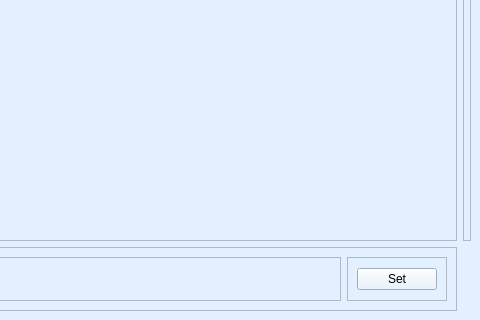
Before: the Qt Designer form CompStud Queuing System/CSQueuingSystem.ui in triciatriza/ccs-queue-sys, drawn with Qt 5; both pictures show x 520 to 1000 and y 290 to 610 of the 1000 by 610 pixel window.
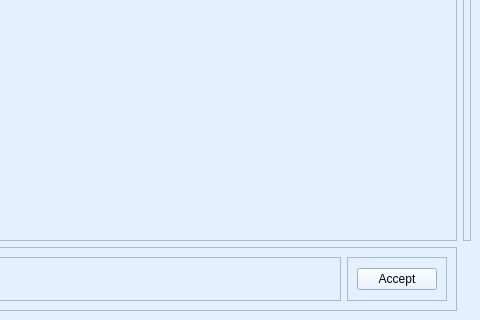
After: the same form once the commit is applied. The open tabs and pages were chosen to show the change. Icons and pictures are not drawn.

Commit message:
sample functionality for buttons
- reservation dialog button bug
- connected pages to one another

Patch:
```diff
--- a/CompStud Queuing System/CSQueuingSystem.ui
+++ b/CompStud Queuing System/CSQueuingSystem.ui
@@ -1369,7 +1369,7 @@
                     </sizepolicy>
                    </property>
                    <property name="text">
-                    <string>Set</string>
+                    <string>Accept</string>
                    </property>
                    <property name="autoDefault">
                     <bool>false</bool>
```
Left out of the diff: 4 changed lines with no effect on the pictures. The commit also changes 3 other files.
